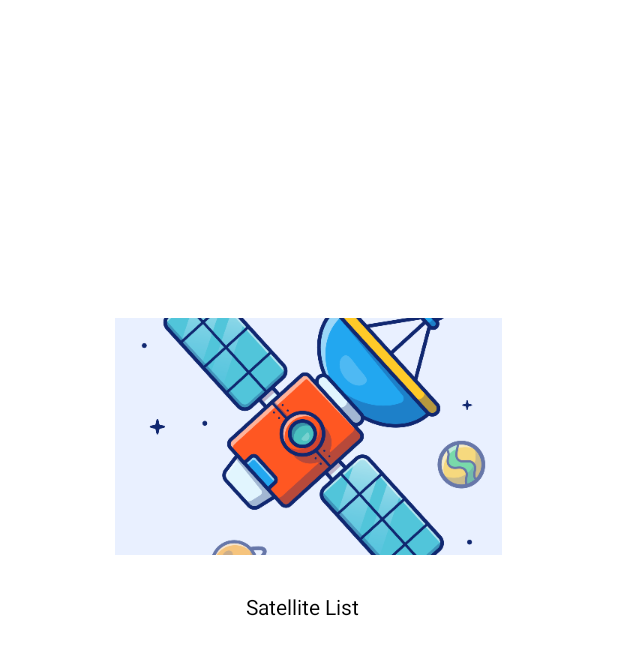
After one commit to khandaniyal/KhanDaniyal_LogInApp, an Android app: the layout home_screen.xml on its own in the app's theme, with its tools: preview values and no code run, on a phone screen of 412 x 824 dp. The commit adds this screen. Shown: the top 655 px of the screen. Run offline under Robolectric (Android 15) with nearby library versions, the phone set to English and light mode, and no system bars.

Commit message:
added another screen and xmls

```diff
--- a/app/src/main/AndroidManifest.xml
+++ b/app/src/main/AndroidManifest.xml
@@ -10,6 +10,9 @@
         android:supportsRtl="true"
         android:theme="@style/Theme.UsphereJDA">
         <activity
+            android:name=".MainActivity2"
+            android:exported="true" />
+        <activity
             android:name=".MainActivity"
             android:exported="true">
             <intent-filter>
--- a/app/src/main/res/layout/activity_main.xml
+++ b/app/src/main/res/layout/activity_main.xml
@@ -2,7 +2,6 @@
 <androidx.constraintlayout.widget.ConstraintLayout xmlns:android="http://schemas.android.com/apk/res/android"
     xmlns:app="http://schemas.android.com/apk/res-auto"
     xmlns:tools="http://schemas.android.com/tools"
-    android:id="@+id/imgCheck"
     android:layout_width="match_parent"
     android:layout_height="match_parent"
     android:background="@color/start_dark_blue"
--- /dev/null
+++ b/app/src/main/res/layout/home_screen.xml
@@ -0,0 +1,36 @@
+<?xml version="1.0" encoding="utf-8"?>
+<androidx.constraintlayout.widget.ConstraintLayout xmlns:android="http://schemas.android.com/apk/res/android"
+    xmlns:app="http://schemas.android.com/apk/res-auto"
+    xmlns:tools="http://schemas.android.com/tools"
+    android:layout_width="match_parent"
+    android:layout_height="match_parent"
+    tools:context=".HomeScreen">
+
+    <ImageButton
+        android:id="@+id/btnSatellite"
+        android:layout_width="258dp"
+        android:layout_height="158dp"
+        android:layout_marginTop="212dp"
+        app:layout_constraintEnd_toEndOf="parent"
+        app:layout_constraintHorizontal_bias="0.496"
+        app:layout_constraintStart_toStartOf="parent"
+        app:layout_constraintTop_toTopOf="parent"
+        app:srcCompat="@drawable/satellite"
+        tools:ignore="SpeakableTextPresentCheck" />
+
+    <TextView
+        android:id="@+id/lblSatellite"
+        android:layout_width="wrap_content"
+        android:layout_height="wrap_content"
+        android:layout_marginStart="163dp"
+        android:layout_marginEnd="172dp"
+        android:text="Satellite List"
+        android:textColor="@color/black"
+        app:layout_constraintBottom_toBottomOf="parent"
+        app:layout_constraintEnd_toEndOf="parent"
+        app:layout_constraintHorizontal_bias="0.263"
+        app:layout_constraintStart_toStartOf="parent"
+        app:layout_constraintTop_toBottomOf="@+id/btnSatellite"
+        app:layout_constraintVertical_bias="0.057" />
+
+</androidx.constraintlayout.widget.ConstraintLayout>
--- a/app/src/main/res/values/strings.xml
+++ b/app/src/main/res/values/strings.xml
@@ -1,3 +1,4 @@
 <resources>
     <string name="app_name">UsphereJDA</string>
+
 </resources>
--- a/app/src/main/res/values/themes.xml
+++ b/app/src/main/res/values/themes.xml
@@ -2,7 +2,7 @@
     <!-- Base application theme. -->
     <style name="Theme.UsphereJDA" parent="Theme.MaterialComponents.DayNight.DarkActionBar">
         <!-- Primary brand color. -->
-        <item name="colorPrimary">@color/purple_500</item>
+        <item name="colorPrimary">@color/start_dark_blue</item>
         <item name="colorPrimaryVariant">@color/purple_700</item>
         <item name="colorOnPrimary">@color/white</item>
         <!-- Secondary brand color. -->
```
Also changed, not shown: app/src/main/java/com/example/uspherejda/HomeScreen.java (added, +37 -0 lines), app/src/main/java/com/example/uspherejda/MainActivity.java (+14 -0 lines), app/src/main/res/layout/custom_bar_image.xml (added, +12 -0 lines), app/src/main/res/drawable-xxxhdpi/satellite.png (added).
